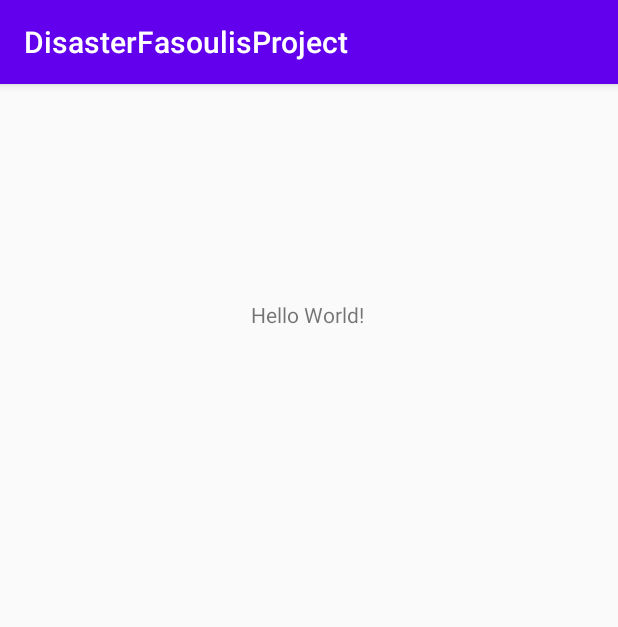
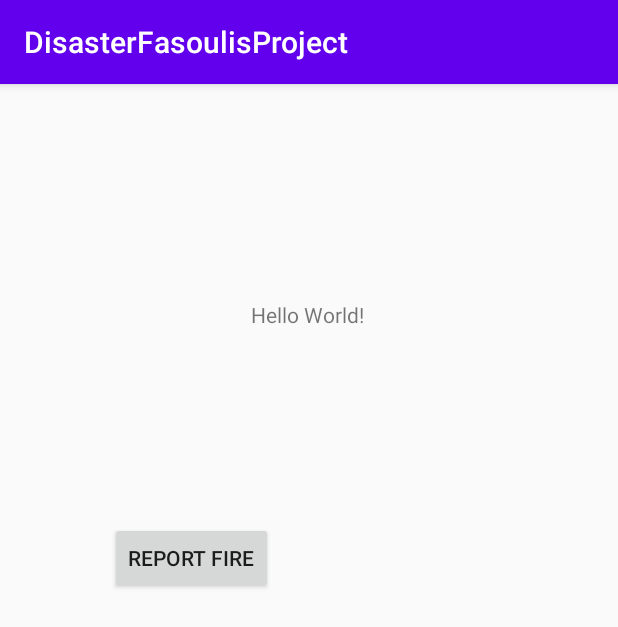
Before and after one commit to melifas/DisasterFasoulisProject, an Android app: the screen it shows after launch (MainActivity), on a phone screen of 412 x 824 dp. Shown: the top 627 px of the screen. Run offline under Robolectric (Android 15) with nearby library versions, the phone set to English and light mode, and no system bars.

Commit message:
initial commit

```diff
--- a/app/src/main/java/com/example/disasterfasoulisproject/MainActivity.java
+++ b/app/src/main/java/com/example/disasterfasoulisproject/MainActivity.java
@@ -2,13 +2,26 @@ package com.example.disasterfasoulisproject;
 
 import androidx.appcompat.app.AppCompatActivity;
 
+import android.content.Intent;
 import android.os.Bundle;
+import android.view.View;
+import android.widget.Button;
 
 public class MainActivity extends AppCompatActivity {
+
+    Button btnReprotFire;
 
     @Override
     protected void onCreate(Bundle savedInstanceState) {
         super.onCreate(savedInstanceState);
         setContentView(R.layout.activity_main);
+        btnReprotFire = findViewById(R.id.btnFire);
+
+        btnReprotFire.setOnClickListener(new View.OnClickListener() {
+            @Override
+            public void onClick(View v) {
+                startActivity(new Intent(MainActivity.this,FireActivity.class));
+            }
+        });
     }
 }
--- a/app/src/main/res/layout/activity_main.xml
+++ b/app/src/main/res/layout/activity_main.xml
@@ -7,6 +7,7 @@
     tools:context=".MainActivity">
 
     <TextView
+        android:id="@+id/textView3"
         android:layout_width="wrap_content"
         android:layout_height="wrap_content"
         android:text="Hello World!"
@@ -17,4 +18,14 @@
         app:layout_constraintTop_toTopOf="parent"
         app:layout_constraintVertical_bias="0.192" />
 
+    <Button
+        android:id="@+id/btnFire"
+        android:layout_width="wrap_content"
+        android:layout_height="wrap_content"
+        android:layout_marginStart="73dp"
+        android:layout_marginTop="292dp"
+        android:text="Report Fire"
+        app:layout_constraintStart_toStartOf="parent"
+        app:layout_constraintTop_toTopOf="parent" />
+
 </androidx.constraintlayout.widget.ConstraintLayout>
```
Also changed, not shown: app/src/main/AndroidManifest.xml (+7 -1 lines), app/src/main/java/com/example/disasterfasoulisproject/FireActivity.java (added, +103 -0 lines), app/src/main/res/layout/activity_fire.xml (added, +18 -0 lines).
